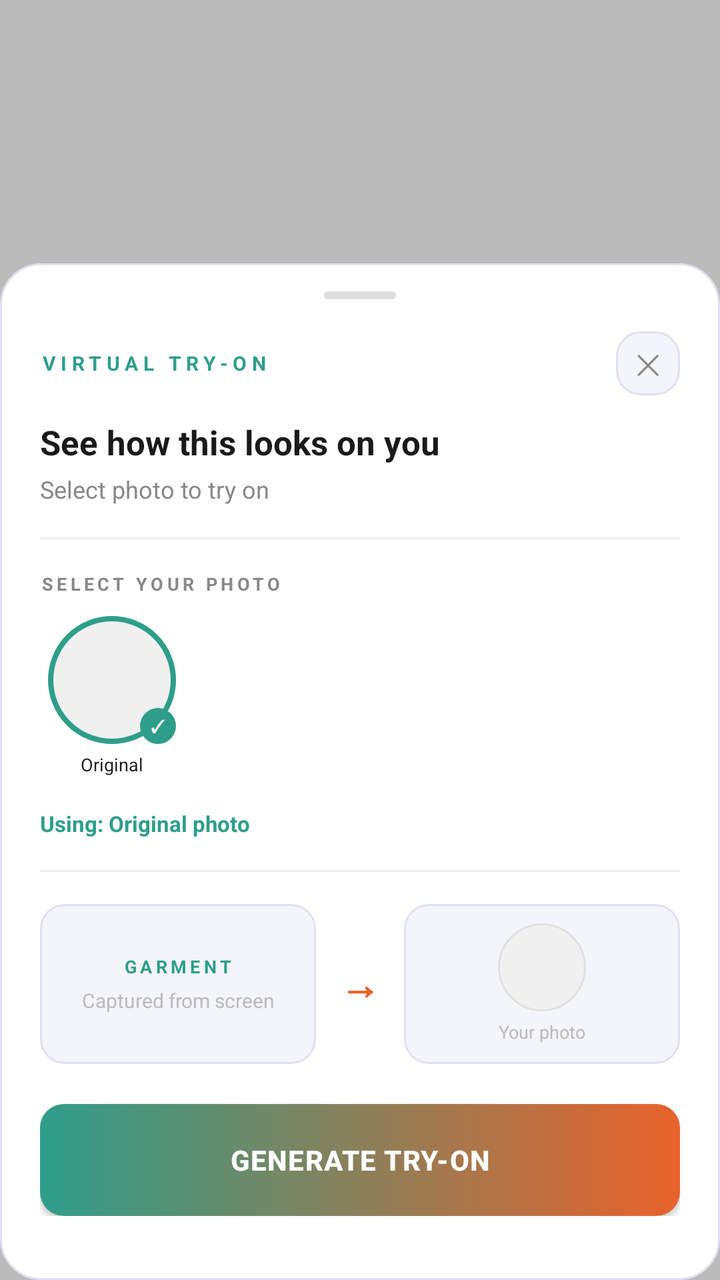
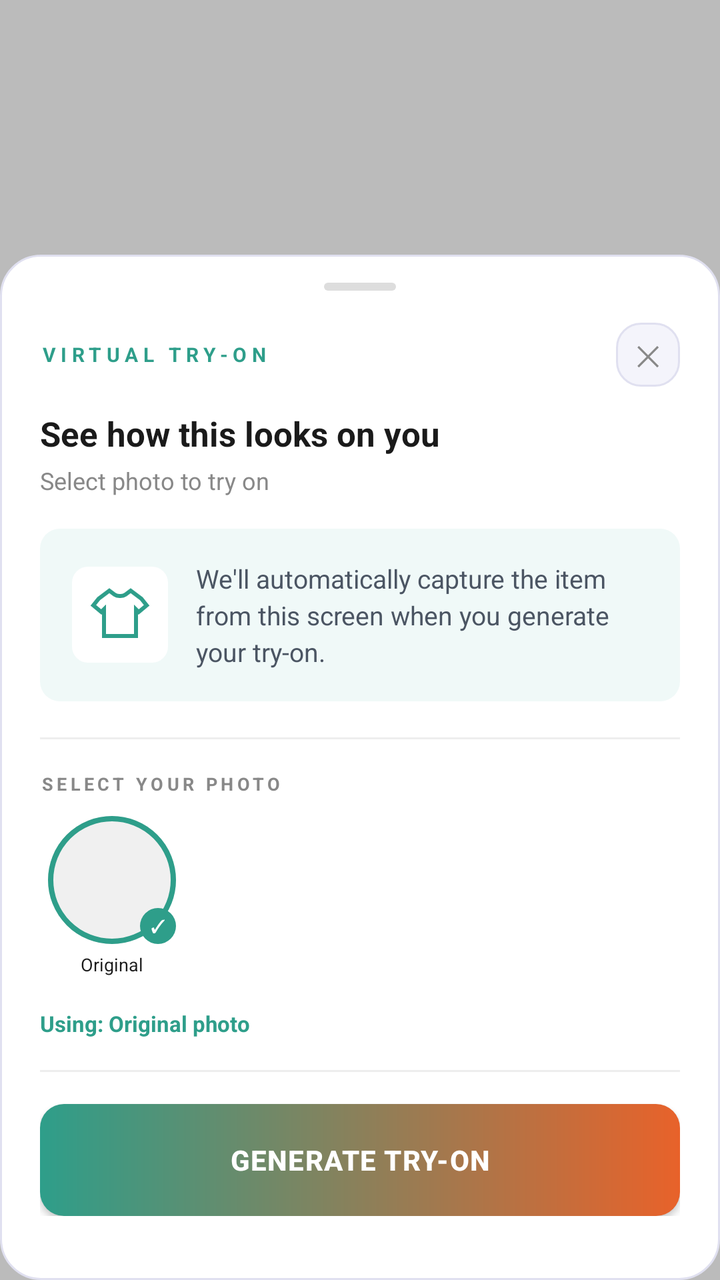

Before-and-after screenshots of an Android layout around one commit, followed by the original layout XML and the change that was made.
<!-- AndroidManifest.xml: activity theme Theme.Transparent -->
<!-- res/layout/activity_tryon_panel.xml -->
<?xml version="1.0" encoding="utf-8"?>
<FrameLayout
    xmlns:android="http://schemas.android.com/apk/res/android"
    android:id="@android:id/content"
    android:layout_width="match_parent"
    android:layout_height="match_parent"
    android:background="#44000000">

    <LinearLayout
        android:layout_width="match_parent"
        android:layout_height="wrap_content"
        android:layout_gravity="bottom"
        android:orientation="vertical"
        android:background="@drawable/bg_bottom_sheet"
        android:paddingStart="20dp"
        android:paddingEnd="20dp"
        android:paddingTop="14dp"
        android:paddingBottom="32dp">

        
        <View
            android:layout_width="36dp"
            android:layout_height="4dp"
            android:background="@drawable/bg_drag_handle"
            android:layout_gravity="center_horizontal"
            android:layout_marginBottom="16dp"/>

        
        <LinearLayout
            android:layout_width="match_parent"
            android:layout_height="wrap_content"
            android:orientation="horizontal"
            android:gravity="center_vertical"
            android:layout_marginBottom="12dp">

            <TextView
                android:layout_width="0dp"
                android:layout_height="wrap_content"
                android:layout_weight="1"
                android:text="VIRTUAL TRY-ON"
                android:textColor="#2E9E8A"
                android:textSize="10sp"
                android:textStyle="bold"
                android:letterSpacing="0.25"/>

            <TextView
                android:id="@+id/btnClose"
                android:layout_width="32dp"
                android:layout_height="32dp"
                android:text="✕"
                android:textColor="#888888"
                android:textSize="14sp"
                android:gravity="center"
                android:background="@drawable/bg_input"/>
        </LinearLayout>

        
        <TextView
            android:layout_width="wrap_content"
            android:layout_height="wrap_content"
            android:text="See how this looks on you"
            android:textColor="#1a1a1a"
            android:textSize="17sp"
            android:textStyle="bold"
            android:layout_marginBottom="4dp"/>

        
        <TextView
            android:layout_width="wrap_content"
            android:layout_height="wrap_content"
            android:text="Select photo to try on"
            android:textColor="#888888"
            android:textSize="12sp"
            android:layout_marginBottom="16dp"/>

        
        <View
            android:layout_width="match_parent"
            android:layout_height="1dp"
            android:background="#eeeeee"
            android:layout_marginBottom="16dp"/>

        
        <TextView
            android:layout_width="wrap_content"
            android:layout_height="wrap_content"
            android:text="SELECT YOUR PHOTO"
            android:textColor="#888888"
            android:textSize="9sp"
            android:textStyle="bold"
            android:letterSpacing="0.2"
            android:layout_marginBottom="10dp"/>

        
        <HorizontalScrollView
            android:layout_width="match_parent"
            android:layout_height="wrap_content"
            android:scrollbars="none"
            android:layout_marginBottom="16dp">

            <LinearLayout
                android:id="@+id/llPhotosRow"
                android:layout_width="wrap_content"
                android:layout_height="wrap_content"
                android:orientation="horizontal"
                android:gravity="center_vertical">

                
                <LinearLayout
                    android:id="@+id/llOriginalPhoto"
                    android:layout_width="72dp"
                    android:layout_height="wrap_content"
                    android:orientation="vertical"
                    android:gravity="center"
                    android:layout_marginEnd="10dp">

                    
                    <FrameLayout
                        android:layout_width="64dp"
                        android:layout_height="64dp"
                        android:layout_marginBottom="4dp">

                        <ImageView
                            android:id="@+id/ivOriginalPhoto"
                            android:layout_width="64dp"
                            android:layout_height="64dp"
                            android:background="@drawable/bg_avatar_circle"
                            android:scaleType="centerCrop"
                            android:clipToOutline="true"
                            android:outlineProvider="background"/>

                        
                        <View
                            android:id="@+id/vOriginalSelected"
                            android:layout_width="64dp"
                            android:layout_height="64dp"
                            android:background="@drawable/bg_selected_border"
                            android:visibility="visible"/>

                        
                        <TextView
                            android:id="@+id/tvOriginalTick"
                            android:layout_width="18dp"
                            android:layout_height="18dp"
                            android:text="✓"
                            android:textColor="#ffffff"
                            android:textSize="9sp"
                            android:gravity="center"
                            android:background="@drawable/bg_tick_green"
                            android:layout_gravity="bottom|end"
                            android:visibility="visible"/>
                    </FrameLayout>

                    <TextView
                        android:layout_width="wrap_content"
                        android:layout_height="wrap_content"
                        android:text="Original"
                        android:textColor="#1a1a1a"
                        android:textSize="9sp"
                        android:gravity="center"/>
                </LinearLayout>

                
                <LinearLayout
                    android:id="@+id/llSavedLooks"
                    android:layout_width="wrap_content"
                    android:layout_height="wrap_content"
                    android:orientation="horizontal"/>

            </LinearLayout>
        </HorizontalScrollView>

        
        <TextView
            android:id="@+id/tvSelectedLabel"
            android:layout_width="wrap_content"
            android:layout_height="wrap_content"
            android:text="Using: Original photo"
            android:textColor="#2E9E8A"
            android:textSize="11sp"
            android:textStyle="bold"
            android:layout_marginBottom="16dp"/>

        
        <View
            android:layout_width="match_parent"
            android:layout_height="1dp"
            android:background="#eeeeee"
            android:layout_marginBottom="16dp"/>

        
        <LinearLayout
            android:layout_width="match_parent"
            android:layout_height="wrap_content"
            android:orientation="horizontal"
            android:gravity="center_vertical"
            android:layout_marginBottom="20dp">

            
            <LinearLayout
                android:layout_width="0dp"
                android:layout_height="80dp"
                android:layout_weight="1"
                android:background="@drawable/bg_input"
                android:orientation="vertical"
                android:gravity="center"
                android:layout_marginEnd="8dp">

                <TextView
                    android:layout_width="wrap_content"
                    android:layout_height="wrap_content"
                    android:text="GARMENT"
                    android:textColor="#2E9E8A"
                    android:textSize="9sp"
                    android:textStyle="bold"
                    android:letterSpacing="0.2"
                    android:layout_marginBottom="4dp"/>

                <TextView
                    android:layout_width="wrap_content"
                    android:layout_height="wrap_content"
                    android:text="Captured from screen"
                    android:textColor="#bbbbbb"
                    android:textSize="10sp"
                    android:gravity="center"/>
            </LinearLayout>

            
            <TextView
                android:layout_width="wrap_content"
                android:layout_height="wrap_content"
                android:text="→"
                android:textColor="#E8622A"
                android:textSize="20sp"
                android:textStyle="bold"
                android:layout_marginStart="4dp"
                android:layout_marginEnd="4dp"/>

            
            <LinearLayout
                android:layout_width="0dp"
                android:layout_height="80dp"
                android:layout_weight="1"
                android:background="@drawable/bg_input"
                android:orientation="vertical"
                android:gravity="center"
                android:layout_marginStart="8dp">

                <ImageView
                    android:id="@+id/ivUserPhoto"
                    android:layout_width="44dp"
                    android:layout_height="44dp"
                    android:background="@drawable/bg_avatar_circle"
                    android:scaleType="centerCrop"
                    android:layout_marginBottom="4dp"/>

                <TextView
                    android:id="@+id/tvUserPhotoLabel"
                    android:layout_width="wrap_content"
                    android:layout_height="wrap_content"
                    android:text="Your photo"
                    android:textColor="#bbbbbb"
                    android:textSize="9sp"/>
            </LinearLayout>
        </LinearLayout>

        
        <Button
            android:id="@+id/btnGenerate"
            android:layout_width="match_parent"
            android:layout_height="56dp"
            android:text="Generate Try-On"
            android:textColor="#ffffff"
            android:textSize="14sp"
            android:textStyle="bold"
            android:letterSpacing="0.03"
            android:background="@drawable/bg_teal_btn"/>

    </LinearLayout>
</FrameLayout>
<!-- resources referenced by this layout -->
<resources>
  <!-- drawable bg_avatar_circle (drawable) -->
  <?xml version="1.0" encoding="utf-8"?>
  <shape xmlns:android="http://schemas.android.com/apk/res/android"
      android:shape="oval">
      <solid android:color="#f0f0f0"/>
      <stroke android:width="1dp" android:color="#e0e0e0"/>
  </shape>
  <!-- drawable bg_bottom_sheet (drawable) -->
  <?xml version="1.0" encoding="utf-8"?>
  <shape xmlns:android="http://schemas.android.com/apk/res/android">
      <solid android:color="#ffffff"/>
      <corners android:radius="20dp"/>
      <stroke android:width="1dp" android:color="#e0e0f0"/>
  </shape>
  <!-- drawable bg_drag_handle (drawable) -->
  <?xml version="1.0" encoding="utf-8"?>
  <shape xmlns:android="http://schemas.android.com/apk/res/android"
      android:shape="rectangle">
      <solid android:color="#dddddd"/>
      <corners android:radius="4dp"/>
  </shape>
  <!-- drawable bg_input (drawable) -->
  <?xml version="1.0" encoding="utf-8"?>
  <shape xmlns:android="http://schemas.android.com/apk/res/android"
      android:shape="rectangle">
  
      <solid android:color="#f4f4fb"/>
  
      <stroke
          android:width="1dp"
          android:color="#e0e0f0"/>
  
      <corners android:radius="12dp"/>
  
  </shape>
  <!-- drawable bg_selected_border (drawable) -->
  <?xml version="1.0" encoding="utf-8"?>
  <shape xmlns:android="http://schemas.android.com/apk/res/android"
      android:shape="oval">
      <stroke
          android:width="2.5dp"
          android:color="#2E9E8A"/>
      <solid android:color="#00000000"/>
  </shape>
  <!-- drawable bg_teal_btn (drawable) -->
  <?xml version="1.0" encoding="utf-8"?>
  <shape xmlns:android="http://schemas.android.com/apk/res/android"
      android:shape="rectangle">
      <gradient
          android:startColor="#2E9E8A"
          android:endColor="#E8622A"
          android:angle="0"/>
      <corners android:radius="12dp"/>
  </shape>
  <!-- drawable bg_tick_green (drawable) -->
  <?xml version="1.0" encoding="utf-8"?>
  <shape xmlns:android="http://schemas.android.com/apk/res/android"
      android:shape="oval">
      <solid android:color="#2E9E8A"/>
  </shape>
  <style name="Theme.Transparent" parent="Theme.AppCompat.NoActionBar">
          <item name="android:windowIsTranslucent">true</item>
          <item name="android:windowBackground">@android:color/transparent</item>
          <item name="android:windowNoTitle">true</item>
      </style>
</resources>

<!-- the commit's change to res/layout/activity_tryon_panel.xml (unified diff, before → after) -->
@@ -73,6 +73,35 @@
             android:textSize="12sp"
             android:layout_marginBottom="16dp"/>
 
+
+        
+        <LinearLayout
+            android:layout_width="match_parent"
+            android:layout_height="wrap_content"
+            android:orientation="horizontal"
+            android:gravity="center_vertical"
+            android:background="@drawable/bg_capture_box"
+            android:padding="16dp"
+            android:layout_marginBottom="18dp">
+
+            <ImageView
+                android:layout_width="48dp"
+                android:layout_height="48dp"
+                android:padding="8dp"
+                android:src="@drawable/ic_shirt_outline"
+                android:background="@drawable/bg_shirt_icon_frame"
+                android:layout_marginEnd="14dp"/>
+
+            <TextView
+                android:layout_width="0dp"
+                android:layout_height="wrap_content"
+                android:layout_weight="1"
+                android:text="We'll automatically capture the item from this screen when you generate your try-on."
+                android:textColor="#4B5563"
+                android:textSize="13sp"
+                android:lineSpacingExtra="3dp"/>
+        </LinearLayout>
+
         
         <View
             android:layout_width="match_parent"
@@ -114,7 +143,6 @@
                     android:gravity="center"
                     android:layout_marginEnd="10dp">
 
-                    
                     <FrameLayout
                         android:layout_width="64dp"
                         android:layout_height="64dp"
@@ -129,7 +157,6 @@
                             android:clipToOutline="true"
                             android:outlineProvider="background"/>
 
-                        
                         <View
                             android:id="@+id/vOriginalSelected"
                             android:layout_width="64dp"
@@ -137,7 +164,6 @@
                             android:background="@drawable/bg_selected_border"
                             android:visibility="visible"/>
 
-                        
                         <TextView
                             android:id="@+id/tvOriginalTick"
                             android:layout_width="18dp"
@@ -189,82 +215,6 @@
             android:layout_marginBottom="16dp"/>
 
         
-        <LinearLayout
-            android:layout_width="match_parent"
-            android:layout_height="wrap_content"
-            android:orientation="horizontal"
-            android:gravity="center_vertical"
-            android:layout_marginBottom="20dp">
-
-            
-            <LinearLayout
-                android:layout_width="0dp"
-                android:layout_height="80dp"
-                android:layout_weight="1"
-                android:background="@drawable/bg_input"
-                android:orientation="vertical"
-                android:gravity="center"
-                android:layout_marginEnd="8dp">
-
-                <TextView
-                    android:layout_width="wrap_content"
-                    android:layout_height="wrap_content"
-                    android:text="GARMENT"
-                    android:textColor="#2E9E8A"
-                    android:textSize="9sp"
-                    android:textStyle="bold"
-                    android:letterSpacing="0.2"
-                    android:layout_marginBottom="4dp"/>
-
-                <TextView
-                    android:layout_width="wrap_content"
-                    android:layout_height="wrap_content"
-                    android:text="Captured from screen"
-                    android:textColor="#bbbbbb"
-                    android:textSize="10sp"
-                    android:gravity="center"/>
-            </LinearLayout>
-
-            
-            <TextView
-                android:layout_width="wrap_content"
-                android:layout_height="wrap_content"
-                android:text="→"
-                android:textColor="#E8622A"
-                android:textSize="20sp"
-                android:textStyle="bold"
-                android:layout_marginStart="4dp"
-                android:layout_marginEnd="4dp"/>
-
-            
-            <LinearLayout
-                android:layout_width="0dp"
-                android:layout_height="80dp"
-                android:layout_weight="1"
-                android:background="@drawable/bg_input"
-                android:orientation="vertical"
-                android:gravity="center"
-                android:layout_marginStart="8dp">
-
-                <ImageView
-                    android:id="@+id/ivUserPhoto"
-                    android:layout_width="44dp"
-                    android:layout_height="44dp"
-                    android:background="@drawable/bg_avatar_circle"
-                    android:scaleType="centerCrop"
-                    android:layout_marginBottom="4dp"/>
-
-                <TextView
-                    android:id="@+id/tvUserPhotoLabel"
-                    android:layout_width="wrap_content"
-                    android:layout_height="wrap_content"
-                    android:text="Your photo"
-                    android:textColor="#bbbbbb"
-                    android:textSize="9sp"/>
-            </LinearLayout>
-        </LinearLayout>
-
-        
         <Button
             android:id="@+id/btnGenerate"
             android:layout_width="match_parent"
<!-- resource entries referenced after the edit -->
@@ -13,6 +13,11 @@
       <solid android:color="#ffffff"/>
       <corners android:radius="20dp"/>
       <stroke android:width="1dp" android:color="#e0e0f0"/>
+  </shape>
+  <!-- drawable bg_capture_box (drawable) -->
+  <shape xmlns:android="http://schemas.android.com/apk/res/android">
+      <solid android:color="#F0F9F8"/>
+      <corners android:radius="10dp"/>
   </shape>
   <!-- drawable bg_drag_handle (drawable) -->
   <?xml version="1.0" encoding="utf-8"?>
@@ -44,6 +49,11 @@
           android:color="#2E9E8A"/>
       <solid android:color="#00000000"/>
   </shape>
+  <!-- drawable bg_shirt_icon_frame (drawable) -->
+  <shape xmlns:android="http://schemas.android.com/apk/res/android">
+      <solid android:color="#FFFFFF"/>
+      <corners android:radius="8dp"/>
+  </shape>
   <!-- drawable bg_teal_btn (drawable) -->
   <?xml version="1.0" encoding="utf-8"?>
   <shape xmlns:android="http://schemas.android.com/apk/res/android"
@@ -60,6 +70,16 @@
       android:shape="oval">
       <solid android:color="#2E9E8A"/>
   </shape>
+  <!-- drawable ic_shirt_outline (drawable) -->
+  <vector xmlns:android="http://schemas.android.com/apk/res/android"
+      android:width="24dp" android:height="24dp"
+      android:viewportWidth="24" android:viewportHeight="24">
+      <path
+          android:pathData="M8,3 L4,6 L2,8.5 L5,11 L6,10 L6,20 L18,20 L18,10 L19,11 L22,8.5 L20,6 L16,3 L14,4.5 C13,5.2 11,5.2 10,4.5 L8,3 Z"
+          android:strokeColor="#2E9E8A"
+          android:strokeWidth="1.5"
+          android:fillColor="#00000000"/>
+  </vector>
   <style name="Theme.Transparent" parent="Theme.AppCompat.NoActionBar">
           <item name="android:windowIsTranslucent">true</item>
           <item name="android:windowBackground">@android:color/transparent</item>
